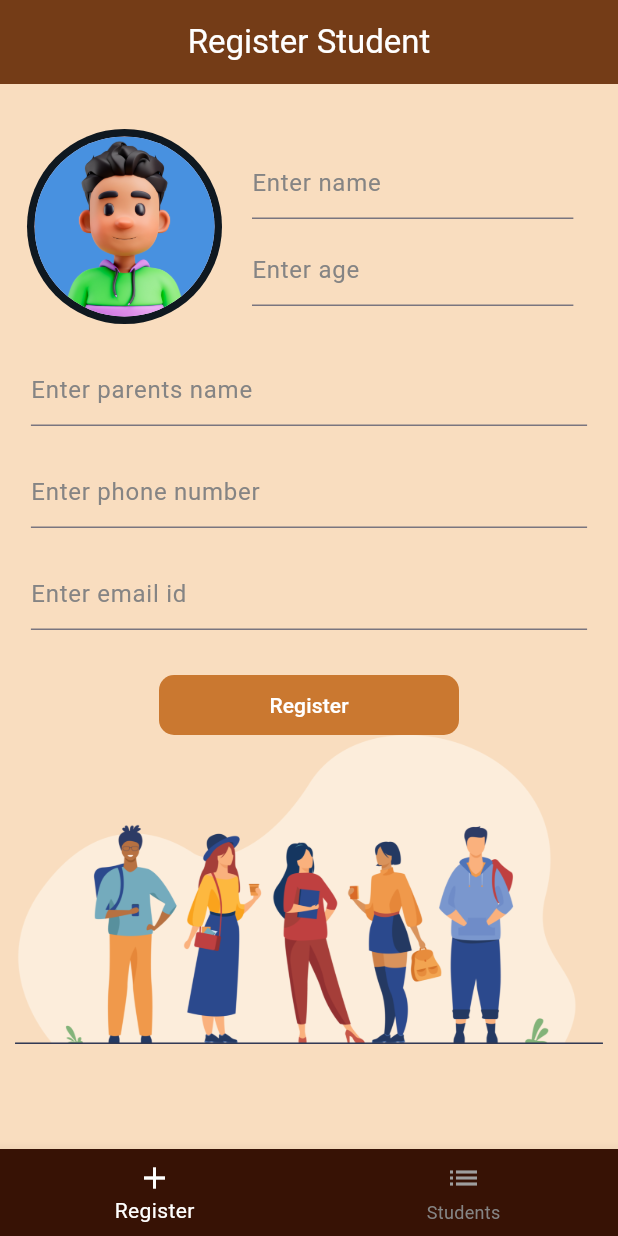
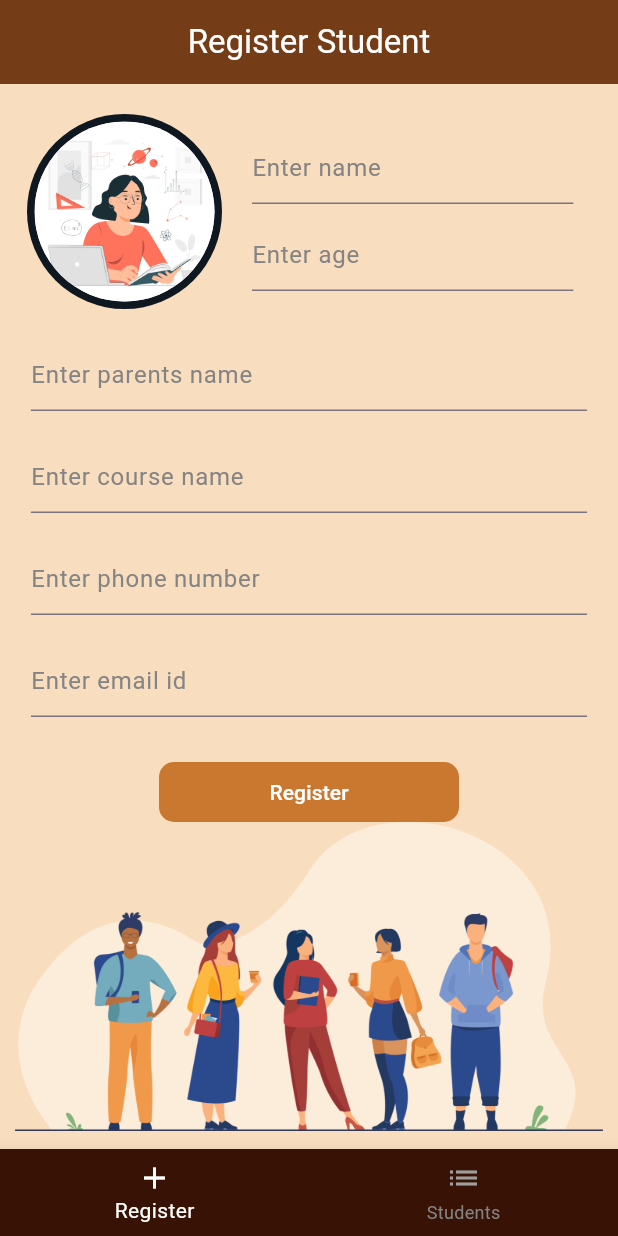
Before and after one commit to VyshnavCM/studentDB_Provider, a Flutter app: the screen it shows after launch, on a phone screen of 412 x 824 dp. Run offline on Flutter 3.47's test engine with Material 3 defaults, Android fonts, the phone set to English and light mode, and no system bars.

Commit message:
minor modifications

```diff
--- a/lib/presentation/registration/resgistration_screen.dart
+++ b/lib/presentation/registration/resgistration_screen.dart
@@ -35,7 +35,7 @@
             padding: const EdgeInsets.symmetric(horizontal: 8.0),
             child: Column(
               children: [
-                kHeight30,
+                kHeight20,
                 Section1(size: size),
                 Section2(size: size),
                 kHeight30,
--- a/lib/presentation/registration/widgets/section1.dart
+++ b/lib/presentation/registration/widgets/section1.dart
@@ -21,7 +21,7 @@
           radius: 65,
           child: CircleAvatar(
             radius: 60,
-            backgroundImage: AssetImage('assets/avatar.jpg') ,
+            backgroundImage: AssetImage('assets/avatar.jpg'),
           ),
         ),
         kWidth20,
@@ -30,18 +30,24 @@
           child: Column(
             children: [
               TextFormField(
+                cursorColor: kMainTextColor,
                 decoration: const InputDecoration(
                     hintText: 'Enter name',
                     hintStyle: TextStyle(color: kGreyColor),
+                    focusedBorder: UnderlineInputBorder(
+                        borderSide: BorderSide(color: kMainTextColor)),
                     border: UnderlineInputBorder(
-                        borderSide: BorderSide(
-                            color: kMainTextColor, width: 2))),
+                        borderSide:
+                            BorderSide(color: kMainTextColor, width: 2))),
               ),
               kHeight10,
               TextFormField(
+                cursorColor: kMainTextColor,
                 decoration: const InputDecoration(
                     hintText: 'Enter age',
                     hintStyle: TextStyle(color: kGreyColor),
+                    focusedBorder: UnderlineInputBorder(
+                        borderSide: BorderSide(color: kMainTextColor)),
                     border: UnderlineInputBorder(
                         borderSide: BorderSide(color: kMainTextColor))),
               ),
--- a/lib/presentation/registration/widgets/section2.dart
+++ b/lib/presentation/registration/widgets/section2.dart
@@ -15,30 +15,50 @@
   @override
   Widget build(BuildContext context) {
     return SizedBox(
-     width: size.width*.9,
+      width: size.width * .9,
       child: Column(
         children: [
           kHeight20,
           TextFormField(
+            cursorColor: kMainTextColor,
             decoration: const InputDecoration(
                 hintText: 'Enter parents name',
                 hintStyle: TextStyle(color: kGreyColor),
+                focusedBorder: UnderlineInputBorder(
+                    borderSide: BorderSide(color: kMainTextColor)),
                 border: UnderlineInputBorder(
                     borderSide: BorderSide(color: kMainTextColor))),
           ),
           kHeight20,
           TextFormField(
+            cursorColor: kMainTextColor,
             decoration: const InputDecoration(
-           hintText: 'Enter phone number',
+                hintText: 'Enter course name',
                 hintStyle: TextStyle(color: kGreyColor),
+                focusedBorder: UnderlineInputBorder(
+                    borderSide: BorderSide(color: kMainTextColor)),
                 border: UnderlineInputBorder(
                     borderSide: BorderSide(color: kMainTextColor))),
           ),
           kHeight20,
           TextFormField(
+            cursorColor: kMainTextColor,
+            decoration: const InputDecoration(
+                hintText: 'Enter phone number',
+                hintStyle: TextStyle(color: kGreyColor),
+                focusedBorder: UnderlineInputBorder(
+                    borderSide: BorderSide(color: kMainTextColor)),
+                border: UnderlineInputBorder(
+                    borderSide: BorderSide(color: kMainTextColor))),
+          ),
+          kHeight20,
+          TextFormField(
+            cursorColor: kMainTextColor,
             decoration: const InputDecoration(
                 hintText: 'Enter email id',
                 hintStyle: TextStyle(color: kGreyColor),
+                focusedBorder: UnderlineInputBorder(
+                    borderSide: BorderSide(color: kMainTextColor)),
                 border: UnderlineInputBorder(
                     borderSide: BorderSide(color: kMainTextColor))),
           ),
```
Also changed, not shown: assets/avatar.jpg, assets/background2.jpg (added). Lines whose indentation alone changed are shown as unchanged.
